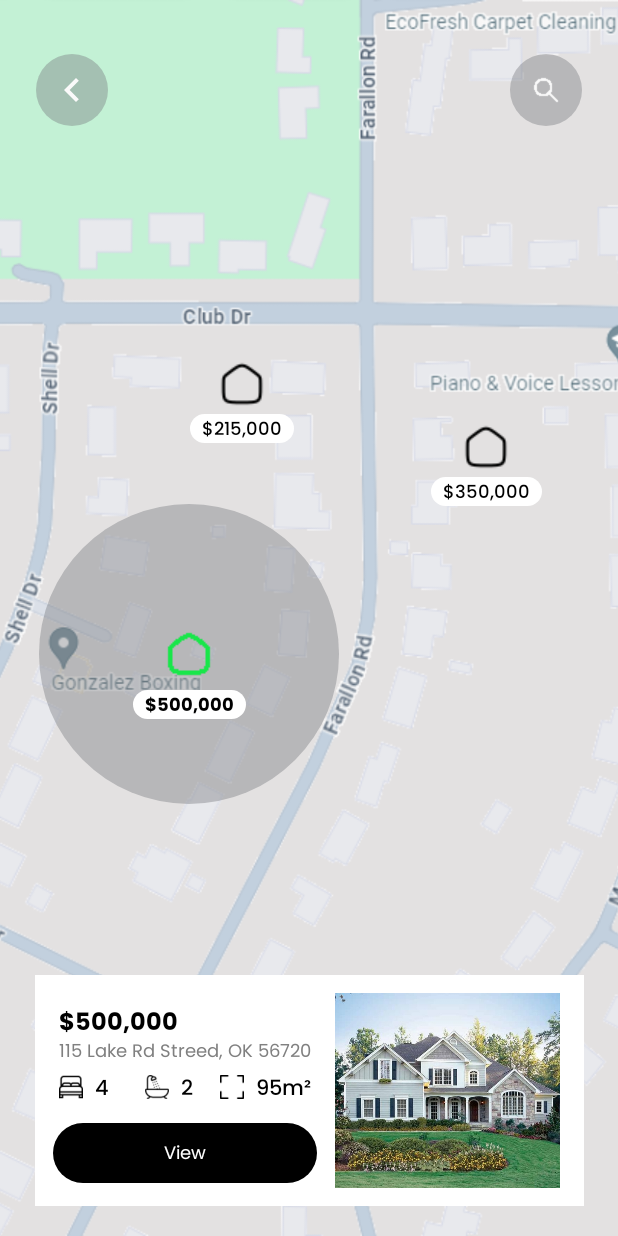
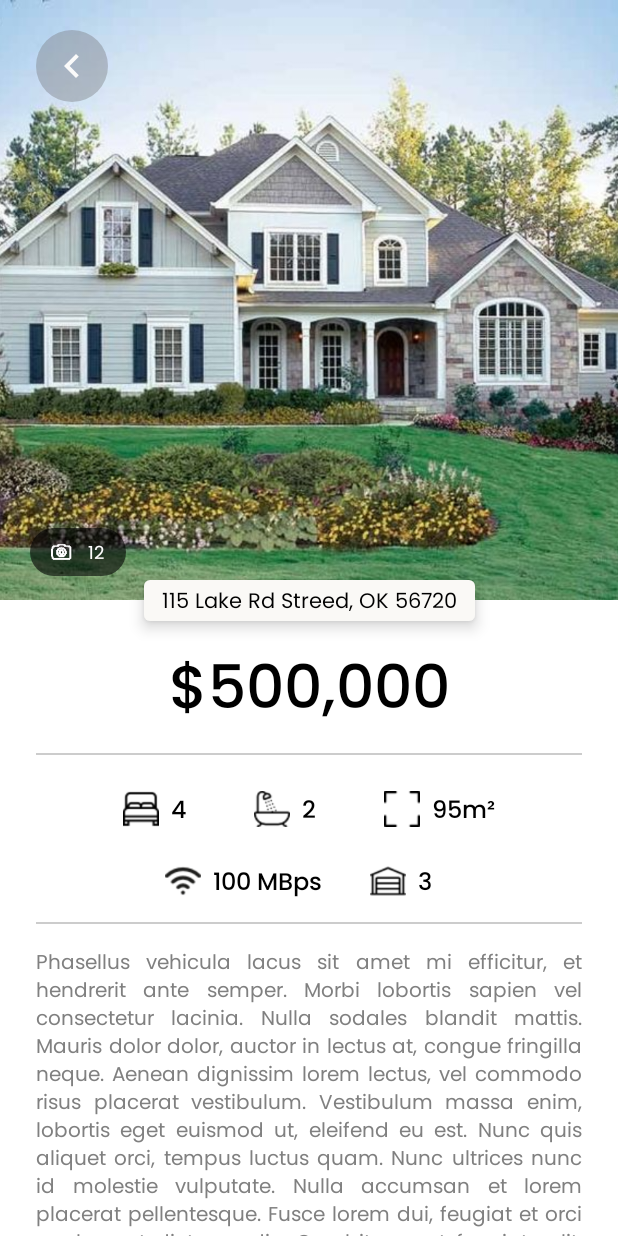
Before and after one commit to AmbiWS/Android-Architecture, an Android app: the screen it shows after launch (MainActivity), after a tap on "List", on a phone screen of 412 x 824 dp. Run offline under Robolectric (Android 15) with nearby library versions, the phone set to English and light mode, and no system bars.

Commit message:
Add mock home details screen

```diff
--- /dev/null
+++ b/app/src/main/java/com/ambiws/androidarchitecture/features/design/ui/MockHomeDetailsFragment.kt
@@ -0,0 +1,9 @@
+package com.ambiws.androidarchitecture.features.design.ui
+
+import com.ambiws.androidarchitecture.base.BaseFragment
+import com.ambiws.androidarchitecture.base.EmptyViewModel
+import com.ambiws.androidarchitecture.databinding.FragmentMockHomeDetailsBinding
+
+class MockHomeDetailsFragment : BaseFragment<EmptyViewModel, FragmentMockHomeDetailsBinding>(
+    FragmentMockHomeDetailsBinding::inflate
+)
--- a/app/src/main/java/com/ambiws/androidarchitecture/features/home/ui/HomeViewModel.kt
+++ b/app/src/main/java/com/ambiws/androidarchitecture/features/home/ui/HomeViewModel.kt
@@ -7,7 +7,8 @@ class HomeViewModel : BaseViewModel() {
     fun navigateToListFragment() {
         navigation.navigate(
             //HomeFragmentDirections.actionHomeFragmentToListFragment()
-            HomeFragmentDirections.actionHomeFragmentToMockGoogleMapsFragment()
+            //HomeFragmentDirections.actionHomeFragmentToMockGoogleMapsFragment()
+            HomeFragmentDirections.actionHomeFragmentToMockHomeDetailsFragment()
         )
     }
 }
--- /dev/null
+++ b/app/src/main/res/drawable/bg_dkgray_round128.xml
@@ -0,0 +1,6 @@
+<?xml version="1.0" encoding="utf-8"?>
+<shape xmlns:android="http://schemas.android.com/apk/res/android"
+    android:shape="rectangle">
+    <solid android:color="@color/dkgray" />
+    <corners android:radius="128dp" />
+</shape>
--- /dev/null
+++ b/app/src/main/res/drawable/bg_dkwhite_round4.xml
@@ -0,0 +1,6 @@
+<?xml version="1.0" encoding="utf-8"?>
+<shape xmlns:android="http://schemas.android.com/apk/res/android"
+    android:shape="rectangle">
+    <solid android:color="@color/dkwhite" />
+    <corners android:radius="4dp" />
+</shape>
--- a/app/src/main/res/layout/fragment_mock_google_maps.xml
+++ b/app/src/main/res/layout/fragment_mock_google_maps.xml
@@ -80,6 +80,16 @@
         app:layout_constraintTop_toTopOf="parent"
         app:srcCompat="@drawable/home_selected" />
 
+    <ImageView
+        android:id="@+id/ivHome4"
+        android:layout_width="wrap_content"
+        android:layout_height="wrap_content"
+        android:layout_marginStart="250dp"
+        android:layout_marginTop="560dp"
+        app:layout_constraintStart_toStartOf="parent"
+        app:layout_constraintTop_toTopOf="parent"
+        app:srcCompat="@drawable/home" />
+
     <TextView
         android:id="@+id/tvHome1"
         style="@style/TextClassic14"
@@ -106,7 +116,6 @@
         android:fontFamily="@font/poppins_medium"
         android:paddingHorizontal="8dp"
         android:paddingVertical="1dp"
-
         android:text="$350,000"
         android:textSize="12sp"
         app:layout_constraintEnd_toEndOf="@+id/ivHome2"
@@ -129,8 +138,24 @@
         app:layout_constraintStart_toStartOf="@+id/ivHome3"
         app:layout_constraintTop_toBottomOf="@+id/ivHome3" />
 
+    <TextView
+        android:id="@+id/tvHome4"
+        style="@style/TextClassic14"
+        android:layout_width="wrap_content"
+        android:layout_height="wrap_content"
+        android:layout_marginTop="4dp"
+        android:background="@drawable/bg_white_round"
+        android:fontFamily="@font/poppins_medium"
+        android:paddingHorizontal="8dp"
+        android:paddingVertical="1dp"
+        android:text="$610,000"
+        android:textSize="12sp"
+        app:layout_constraintEnd_toEndOf="@+id/ivHome4"
+        app:layout_constraintStart_toStartOf="@+id/ivHome4"
+        app:layout_constraintTop_toBottomOf="@+id/ivHome4" />
+
     <include
-        layout="@layout/item_home"
+        layout="@layout/item_mock_home"
         android:layout_width="wrap_content"
         android:layout_height="wrap_content"
         android:layout_marginBottom="20dp"
--- /dev/null
+++ b/app/src/main/res/layout/fragment_mock_home_details.xml
@@ -0,0 +1,246 @@
+<?xml version="1.0" encoding="utf-8"?>
+<androidx.constraintlayout.widget.ConstraintLayout xmlns:android="http://schemas.android.com/apk/res/android"
+    xmlns:app="http://schemas.android.com/apk/res-auto"
+    xmlns:tools="http://schemas.android.com/tools"
+    android:layout_width="match_parent"
+    android:layout_height="match_parent">
+
+    <ImageView
+        android:id="@+id/ivHome"
+        android:layout_width="0dp"
+        android:layout_height="400dp"
+        android:scaleType="centerCrop"
+        app:layout_constraintEnd_toEndOf="parent"
+        app:layout_constraintStart_toStartOf="parent"
+        app:layout_constraintTop_toTopOf="parent"
+        app:srcCompat="@drawable/home_picture" />
+
+    <ImageView
+        android:id="@+id/ivBack"
+        android:layout_width="48dp"
+        android:layout_height="48dp"
+        android:layout_marginStart="24dp"
+        android:layout_marginTop="20dp"
+        android:background="@drawable/bg_gray_round"
+        android:padding="8dp"
+        app:layout_constraintStart_toStartOf="parent"
+        app:layout_constraintTop_toTopOf="parent"
+        app:srcCompat="@drawable/ic_arrow_left_center" />
+
+    <View
+        android:id="@+id/viewPhotoBg"
+        android:layout_width="64dp"
+        android:layout_height="32dp"
+        android:layout_marginStart="24dp"
+        android:background="@drawable/bg_dkgray_round128"
+        app:layout_constraintBottom_toBottomOf="@id/ivPhoto"
+        app:layout_constraintEnd_toEndOf="@+id/ivPhoto"
+        app:layout_constraintStart_toStartOf="@+id/ivPhoto"
+        app:layout_constraintTop_toTopOf="@+id/ivPhoto" />
+
+    <ImageView
+        android:id="@+id/ivPhoto"
+        android:layout_width="32dp"
+        android:layout_height="32dp"
+        android:layout_marginEnd="20dp"
+        android:layout_marginBottom="16dp"
+        android:padding="8dp"
+        android:paddingStart="10dp"
+        app:layout_constraintBottom_toBottomOf="@+id/ivHome"
+        app:layout_constraintStart_toStartOf="@+id/ivBack"
+        app:srcCompat="@drawable/ic_photo" />
+
+    <TextView
+        android:id="@+id/tvPhoto"
+        style="@style/TextClassic14"
+        android:layout_width="wrap_content"
+        android:layout_height="wrap_content"
+        android:layout_marginEnd="12dp"
+        android:text="12"
+        android:textColor="@color/white"
+        android:textSize="12sp"
+        app:layout_constraintBottom_toBottomOf="@id/viewPhotoBg"
+        app:layout_constraintEnd_toEndOf="@+id/viewPhotoBg"
+        app:layout_constraintStart_toEndOf="@+id/ivPhoto"
+        app:layout_constraintTop_toTopOf="@id/viewPhotoBg" />
+
+    <TextView
+        android:id="@+id/tvAddress"
+        style="@style/TextClassic14"
+        android:layout_width="wrap_content"
+        android:layout_height="wrap_content"
+        android:background="@drawable/bg_dkwhite_round4"
+        android:elevation="6dp"
+        android:paddingHorizontal="12dp"
+        android:paddingVertical="4dp"
+        android:text="115 Lake Rd Streed, OK 56720"
+        app:layout_constraintBottom_toBottomOf="@+id/ivHome"
+        app:layout_constraintEnd_toEndOf="parent"
+        app:layout_constraintStart_toStartOf="parent"
+        app:layout_constraintTop_toBottomOf="@+id/ivHome" />
+
+    <TextView
+        android:id="@+id/tvPrice"
+        style="@style/TextClassic14"
+        android:layout_width="wrap_content"
+        android:layout_height="wrap_content"
+        android:layout_marginTop="16dp"
+        android:fontFamily="@font/poppins_medium"
+        android:text="$500,000"
+        android:textSize="40sp"
+        app:layout_constraintEnd_toEndOf="parent"
+        app:layout_constraintStart_toStartOf="parent"
+        app:layout_constraintTop_toBottomOf="@+id/tvAddress" />
+
+    <View
+        android:id="@+id/viewDivider"
+        android:layout_width="0dp"
+        android:layout_height="1dp"
+        android:layout_marginHorizontal="24dp"
+        android:layout_marginTop="16dp"
+        android:background="@color/divider"
+        app:layout_constraintEnd_toEndOf="parent"
+        app:layout_constraintStart_toStartOf="parent"
+        app:layout_constraintTop_toBottomOf="@id/tvPrice" />
+
+    <ImageView
+        android:id="@+id/ivBedrooms"
+        android:layout_width="24dp"
+        android:layout_height="24dp"
+        android:layout_marginStart="82dp"
+        android:layout_marginTop="24dp"
+        app:layout_constraintStart_toStartOf="parent"
+        app:layout_constraintTop_toBottomOf="@+id/viewDivider"
+        app:srcCompat="@drawable/ic_bed" />
+
+    <TextView
+        android:id="@+id/tvBedrooms"
+        style="@style/TextClassic14"
+        android:layout_width="wrap_content"
+        android:layout_height="wrap_content"
+        android:layout_marginStart="8dp"
+        android:fontFamily="@font/poppins_medium"
+        android:text="4"
+        android:textSize="16sp"
+        app:layout_constraintBottom_toBottomOf="@+id/ivBedrooms"
+        app:layout_constraintStart_toEndOf="@+id/ivBedrooms"
+        app:layout_constraintTop_toTopOf="@+id/ivBedrooms" />
+
+    <ImageView
+        android:id="@+id/ivSquare"
+        android:layout_width="24dp"
+        android:layout_height="24dp"
+        android:layout_marginEnd="8dp"
+        app:layout_constraintBottom_toBottomOf="@+id/ivBedrooms"
+        app:layout_constraintEnd_toStartOf="@+id/tvSquare"
+        app:layout_constraintTop_toTopOf="@+id/ivBedrooms"
+        app:srcCompat="@drawable/square" />
+
+    <TextView
+        android:id="@+id/tvSquare"
+        style="@style/TextClassic14"
+        android:layout_width="wrap_content"
+        android:layout_height="wrap_content"
+        android:layout_marginEnd="82dp"
+        android:fontFamily="@font/poppins_medium"
+        android:text="95m²"
+        android:textSize="16sp"
+        app:layout_constraintBottom_toBottomOf="@+id/ivSquare"
+        app:layout_constraintEnd_toEndOf="parent"
+        app:layout_constraintTop_toTopOf="@+id/ivSquare" />
+
+    <ImageView
+        android:id="@+id/ivBathrooms"
+        android:layout_width="24dp"
+        android:layout_height="24dp"
+        android:layout_marginEnd="18dp"
+        app:layout_constraintBottom_toBottomOf="@+id/ivBedrooms"
+        app:layout_constraintEnd_toStartOf="@+id/ivSquare"
+        app:layout_constraintStart_toEndOf="@+id/tvBedrooms"
+        app:layout_constraintTop_toTopOf="@+id/ivBedrooms"
+        app:srcCompat="@drawable/ic_bath" />
+
+    <TextView
+        android:id="@+id/tvBathrooms"
+        style="@style/TextClassic14"
+        android:layout_width="wrap_content"
+        android:layout_height="wrap_content"
+        android:layout_marginStart="8dp"
+        android:fontFamily="@font/poppins_medium"
+        android:text="2"
+        android:textSize="16sp"
+        app:layout_constraintBottom_toBottomOf="@+id/ivBathrooms"
+        app:layout_constraintStart_toEndOf="@+id/ivBathrooms"
+        app:layout_constraintTop_toTopOf="@+id/ivBathrooms" />
+
+    <ImageView
+        android:id="@+id/ivWifi"
+        android:layout_width="24dp"
+        android:layout_height="24dp"
+        android:layout_marginStart="110dp"
+        android:layout_marginTop="24dp"
+        app:layout_constraintStart_toStartOf="parent"
+        app:layout_constraintTop_toBottomOf="@+id/ivBedrooms"
+        app:srcCompat="@drawable/ic_wifi" />
+
+    <TextView
+        android:id="@+id/tvWifi"
+        style="@style/TextClassic14"
+        android:layout_width="wrap_content"
+        android:layout_height="wrap_content"
+        android:layout_marginStart="8dp"
+        android:fontFamily="@font/poppins_medium"
+        android:text="100 MBps"
+        android:textSize="16sp"
+        app:layout_constraintBottom_toBottomOf="@+id/ivWifi"
+        app:layout_constraintStart_toEndOf="@+id/ivWifi"
+        app:layout_constraintTop_toTopOf="@+id/ivWifi" />
+
+    <ImageView
+        android:id="@+id/ivGarage"
+        android:layout_width="24dp"
+        android:layout_height="24dp"
+        android:layout_marginEnd="8dp"
+        app:layout_constraintBottom_toBottomOf="@+id/ivWifi"
+        app:layout_constraintEnd_toStartOf="@+id/tvGarage"
+        app:layout_constraintTop_toTopOf="@+id/ivWifi"
+        app:srcCompat="@drawable/ic_garage" />
+
+    <TextView
+        android:id="@+id/tvGarage"
+        style="@style/TextClassic14"
+        android:layout_width="wrap_content"
+        android:layout_height="wrap_content"
+        android:layout_marginEnd="124dp"
+        android:fontFamily="@font/poppins_medium"
+        android:text="3"
+        android:textSize="16sp"
+        app:layout_constraintBottom_toBottomOf="@+id/ivGarage"
+        app:layout_constraintEnd_toEndOf="parent"
+        app:layout_constraintTop_toTopOf="@+id/ivGarage" />
+
+    <View
+        android:id="@+id/viewDivider2"
+        android:layout_width="0dp"
+        android:layout_height="1dp"
+        android:layout_marginHorizontal="24dp"
+        android:layout_marginTop="16dp"
+        android:background="@color/divider"
+        app:layout_constraintEnd_toEndOf="parent"
+        app:layout_constraintStart_toStartOf="parent"
+        app:layout_constraintTop_toBottomOf="@+id/tvWifi" />
+
+    <TextView
+        android:id="@+id/tvInfo"
+        style="@style/TextSecondary14"
+        android:layout_width="0dp"
+        android:layout_height="wrap_content"
+        android:layout_marginHorizontal="24dp"
+        android:layout_marginTop="16dp"
+        android:justificationMode="inter_word"
+        android:text="Phasellus vehicula lacus sit amet mi efficitur, et hendrerit ante semper. Morbi lobortis sapien vel consectetur lacinia. Nulla sodales blandit mattis. Mauris dolor dolor, auctor in lectus at, congue fringilla neque. Aenean dignissim lorem lectus, vel commodo risus placerat vestibulum. Vestibulum massa enim, lobortis eget euismod ut, eleifend eu est. Nunc quis aliquet orci, tempus luctus quam. Nunc ultrices nunc id molestie vulputate. Nulla accumsan et lorem placerat pellentesque. Fusce lorem dui, feugiat et orci ac, laoreet dictum odio. Curabitur eget feugiat velit, quis malesuada eros. Aenean mollis libero eget nibh faucibus tincidunt. Nulla eu varius libero."
+        android:textSize="13dp"
+        app:layout_constraintEnd_toEndOf="parent"
+        app:layout_constraintStart_toStartOf="parent"
+        app:layout_constraintTop_toBottomOf="@+id/viewDivider2" />
+</androidx.constraintlayout.widget.ConstraintLayout>
--- a/app/src/main/res/layout/item_home.xml
+++ b/app/src/main/res/layout/item_mock_home.xml
@@ -52,7 +52,7 @@
         android:layout_marginTop="8dp"
         app:layout_constraintStart_toStartOf="@+id/tvStreet"
         app:layout_constraintTop_toBottomOf="@+id/tvStreet"
-        app:srcCompat="@drawable/bed" />
+        app:srcCompat="@drawable/ic_bed" />
 
     <TextView
         android:id="@+id/tvBedrooms"
@@ -74,7 +74,7 @@
         android:layout_marginTop="8dp"
         app:layout_constraintStart_toEndOf="@+id/tvBedrooms"
         app:layout_constraintTop_toBottomOf="@+id/tvStreet"
-        app:srcCompat="@drawable/bath" />
+        app:srcCompat="@drawable/ic_bath" />
 
     <TextView
         android:id="@+id/tvBathrooms"
@@ -110,7 +110,7 @@
         app:layout_constraintTop_toTopOf="@+id/ivSquare" />
 
     <TextView
-        android:id="@+id/textView"
+        android:id="@+id/tvView"
         style="@style/TextClassic14"
         android:layout_width="0dp"
         android:layout_height="40dp"
--- a/app/src/main/res/navigation/navigation_main.xml
+++ b/app/src/main/res/navigation/navigation_main.xml
@@ -7,13 +7,16 @@
     <fragment
         android:id="@+id/homeFragment"
         android:name="com.ambiws.androidarchitecture.features.home.ui.HomeFragment"
-        android:label="HomeFragment" >
+        android:label="HomeFragment">
         <action
             android:id="@+id/action_homeFragment_to_listFragment"
             app:destination="@id/listFragment" />
         <action
             android:id="@+id/action_homeFragment_to_mockGoogleMapsFragment"
             app:destination="@id/mockGoogleMapsFragment" />
+        <action
+            android:id="@+id/action_homeFragment_to_mockHomeDetailsFragment"
+            app:destination="@id/mockHomeDetailsFragment" />
     </fragment>
 
     <fragment
@@ -25,4 +28,9 @@
         android:id="@+id/mockGoogleMapsFragment"
         android:name="com.ambiws.androidarchitecture.features.design.ui.MockGoogleMapsFragment"
         android:label="MockGoogleMapsFragment" />
+
+    <fragment
+        android:id="@+id/mockHomeDetailsFragment"
+        android:name="com.ambiws.androidarchitecture.features.design.ui.MockHomeDetailsFragment"
+        android:label="MockHomeDetailsFragment" />
 </navigation>
--- a/app/src/main/res/values/colors.xml
+++ b/app/src/main/res/values/colors.xml
@@ -9,6 +9,8 @@
     <color name="white">#FFFFFFFF</color>
     <color name="lt_red">#FF6863</color>
     <color name="gray">#69777B7E</color>
+    <color name="dkgray">#99000000</color>
+    <color name="dkwhite">#FAF9F6</color>
 
     <color name="divider">#33000000</color>
     <color name="text_secondary">#808080</color>
```
Also changed, not shown: app/src/main/res/drawable/ic_bath.png (renamed from app/src/main/res/drawable/bath.png), app/src/main/res/drawable/ic_bed.png (renamed from app/src/main/res/drawable/bed.png), app/src/main/res/drawable/ic_garage.png (added), app/src/main/res/drawable/ic_photo.png (added), app/src/main/res/drawable/ic_wifi.png (added), app/src/main/res/drawable/mock_google_map.PNG.
